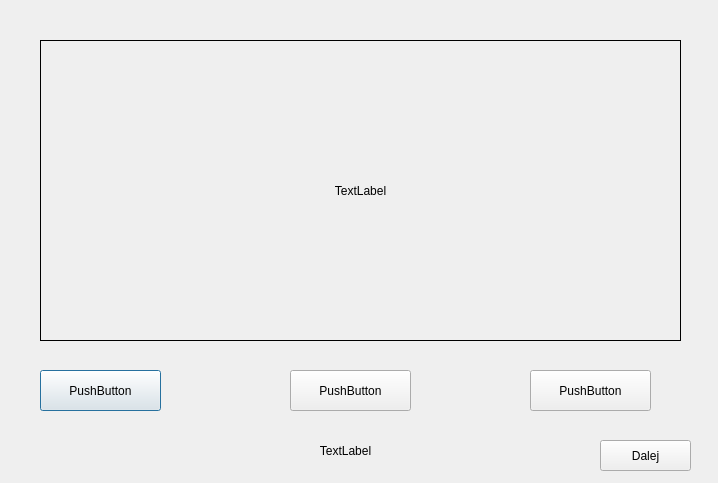
The window that dialogt.ui (Barto-Paja/SHS) describes before a commit, drawn with Qt 5.
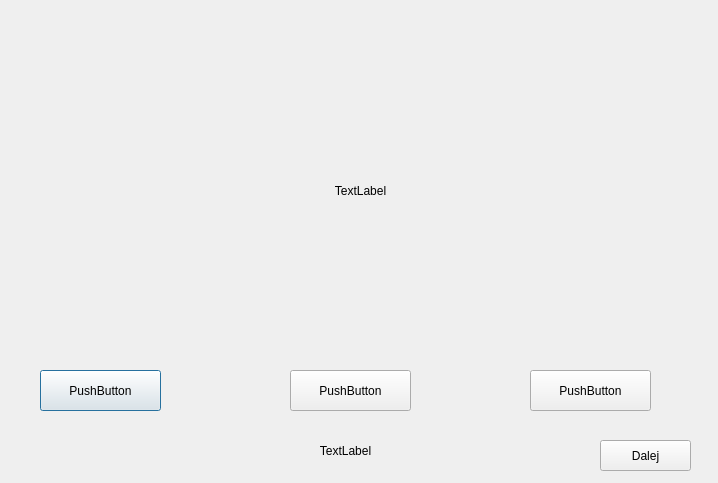
The same window after the commit. Custom widgets are drawn as their Qt base class.

The edit to the form file:
```diff
--- a/dialogt.ui
+++ b/dialogt.ui
@@ -22,8 +22,14 @@
      <height>301</height>
     </rect>
    </property>
+   <property name="font">
+    <font>
+     <weight>50</weight>
+     <bold>false</bold>
+    </font>
+   </property>
    <property name="frameShape">
-    <enum>QFrame::Box</enum>
+    <enum>QFrame::NoFrame</enum>
    </property>
    <property name="text">
     <string>TextLabel</string>
```
